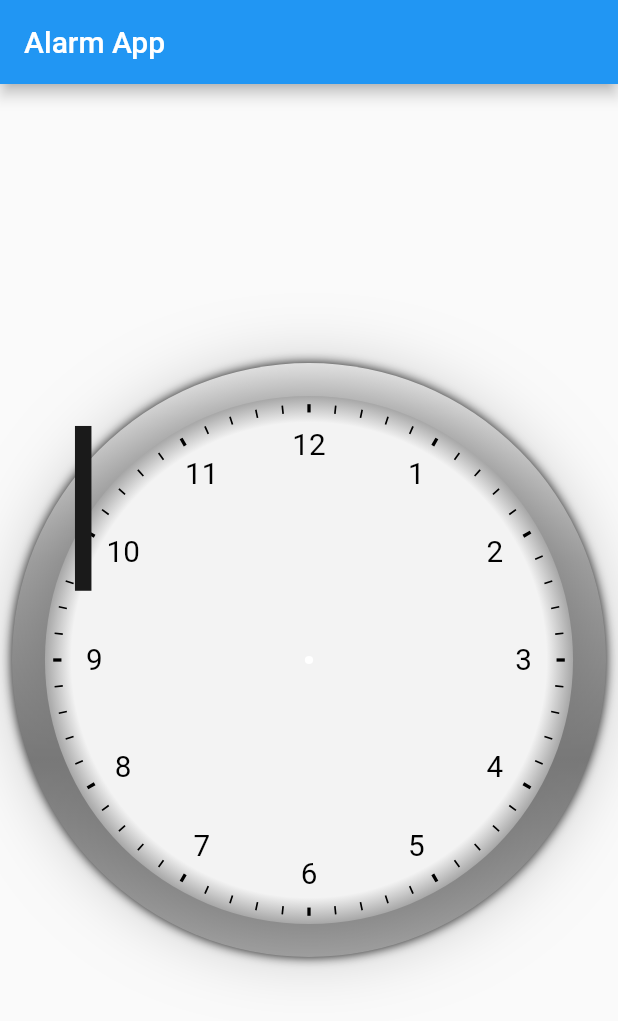
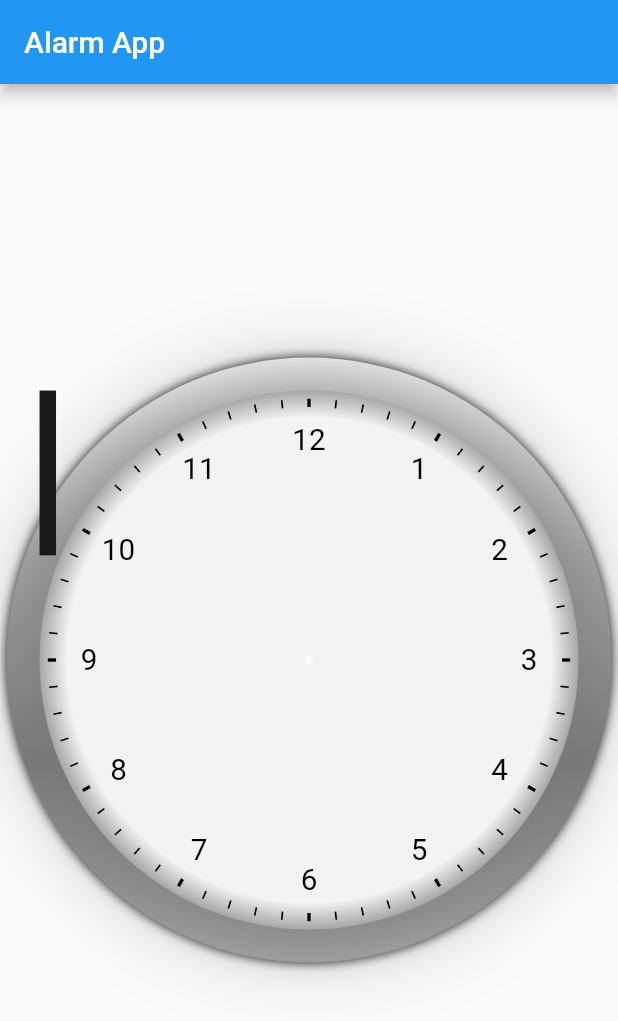
Before and after one commit to willwees/flutter_alarm_app, a Flutter app: the screen it shows after launch, on a phone screen of 412 x 824 dp. Shown: the top 1021 px of the screen. Run offline on Flutter 3.47's test engine with Material 2 defaults, Android fonts, the phone set to English and light mode, and no system bars; our stand-ins replace flutter_screenutil.

Commit message:
add device properties constant

```diff
--- /dev/null
+++ b/lib/src/constants/device_properties.dart
@@ -0,0 +1,15 @@
+import 'package:flutter/material.dart';
+
+// DEVICE PROPERTIES
+
+late Size kDeviceSize;
+
+// Size in logical pixels
+late double kDeviceLogicalWidth;
+late double kDeviceLogicalHeight;
+
+// Size in physical pixels
+late double kDevicePhysicalWidth;
+late double kDevicePhysicalHeight;
+
+late double kDevicePixelRatio;
--- a/lib/src/screens/home_screen.dart
+++ b/lib/src/screens/home_screen.dart
@@ -1,5 +1,7 @@
 import 'package:flutter/material.dart';
+import 'package:flutter_alarm_app/src/constants/device_properties.dart';
 import 'package:flutter_alarm_app/src/widgets/clock_widget.dart';
+import 'package:flutter_screenutil/flutter_screenutil.dart';
 
 class HomeScreen extends StatefulWidget {
   const HomeScreen({Key? key}) : super(key: key);
@@ -12,14 +14,21 @@ class _HomeScreenState extends State<HomeScreen> {
 
   @override
   Widget build(BuildContext context) {
+    kDeviceSize = MediaQuery.of(context).size;
+    kDeviceLogicalWidth = MediaQuery.of(context).size.width;
+    kDeviceLogicalHeight = MediaQuery.of(context).size.height;
+    kDevicePixelRatio = MediaQuery.of(context).devicePixelRatio;
+    kDevicePhysicalWidth = kDeviceLogicalWidth * kDevicePixelRatio;
+    kDevicePhysicalHeight = kDeviceLogicalHeight * kDevicePixelRatio;
+
     return Scaffold(
       appBar: AppBar(
         title: const Text('Alarm App'),
       ),
-      body: const Center(
+      body: Center(
         child: Padding(
-          padding: EdgeInsets.all(8.0),
-          child: ClockWidget(),
+          padding: EdgeInsets.all(8.0.w),
+          child: const ClockWidget(),
         ),
       ),
     );
--- a/lib/src/widgets/clock_widget.dart
+++ b/lib/src/widgets/clock_widget.dart
@@ -101,9 +101,8 @@ class ClockWidget extends StatelessWidget {
   Widget _buildClockHandsWidget() {
     return AspectRatio(
       aspectRatio: 1.0,
-      child: Container(
+      child: SizedBox(
         width: double.infinity,
-        padding: const EdgeInsets.all(20.0),
         child: Stack(
           children: const <Widget>[
             ClockHourHandWidget(),
```
